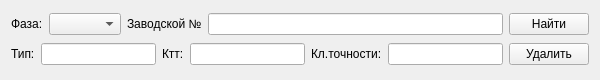
Old version of the form ui/currenttransformeractwidget.ui in the repository nikola240698/MeteringActs.
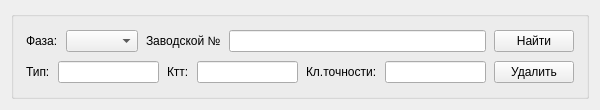
New version of the form.

The edit to the form file:
```diff
--- a/ui/currenttransformeractwidget.ui
+++ b/ui/currenttransformeractwidget.ui
@@ -7,7 +7,7 @@
     <x>0</x>
     <y>0</y>
     <width>600</width>
-    <height>80</height>
+    <height>110</height>
    </rect>
   </property>
   <property name="windowTitle">
@@ -15,6 +15,27 @@
   </property>
   <layout class="QVBoxLayout" name="verticalLayout">
    <item>
+    <widget class="QGroupBox" name="ctGroupBox">
+     <property name="title">
+      <string/>
+     </property>
+     <layout class="QVBoxLayout" name="ctGroupBoxLayout">
+      <property name="spacing">
+       <number>8</number>
+      </property>
+      <property name="leftMargin">
+       <number>12</number>
+      </property>
+      <property name="topMargin">
+       <number>12</number>
+      </property>
+      <property name="rightMargin">
+       <number>12</number>
+      </property>
+      <property name="bottomMargin">
+       <number>12</number>
+      </property>
+      <item>
     <layout class="QHBoxLayout" name="firstRowLayout">
      <item>
       <widget class="QLabel" name="phaseLabel">
@@ -97,6 +118,9 @@
       </widget>
      </item>
     </layout>
+      </item>
+     </layout>
+    </widget>
    </item>
   </layout>
  </widget>
```
Lines whose indentation alone changed are shown as unchanged.
